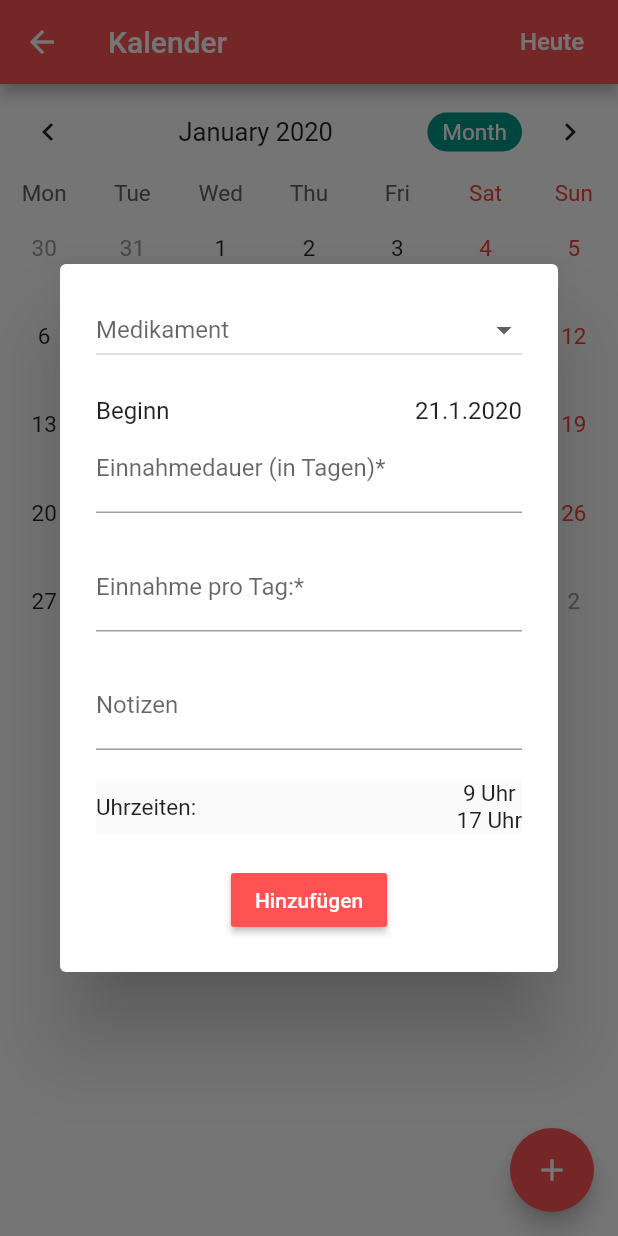
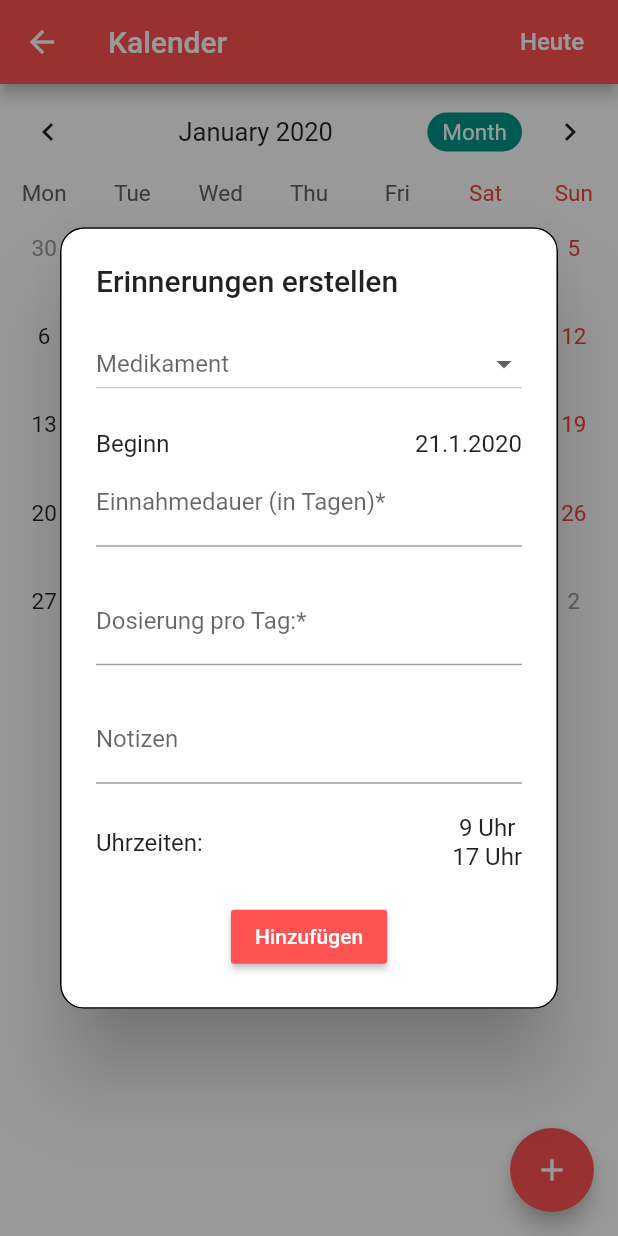
Before and after one commit to 97131004/Smart-Apotheke, a Flutter app: the Calendar screen opened directly, after a tap on the "add" icon, on a phone screen of 412 x 824 dp. Run offline on Flutter 3.47's test engine with Material 2 defaults, Android fonts, the phone set to English and light mode, and no system bars; drawn by our look-alikes of table_calendar; our stand-ins replace carousel_pro, connectivity, date_picker_timeline, flutter_html, flutter_local_notifications, fluttertoast and 5 more; missing offline and left inert: flutter_pagewise, google_maps_webservice, grouped_buttons, image_editor, mlkit, steel_crypt; accounts and stored records are empty.

Commit message:
change _formkey to local in _showDialog and add small Animation when click form  and calendar

```diff
--- a/lib/widgets/calendar.dart
+++ b/lib/widgets/calendar.dart
@@ -4,6 +4,8 @@ import 'package:flutter/rendering.dart';
 import 'package:maph_group3/util/helper.dart';
 import 'package:table_calendar/table_calendar.dart';
 import 'dart:convert';
+import 'dart:math' as math;
+import 'package:vector_math/vector_math.dart' as math2;
 
 import 'package:flutter_local_notifications/flutter_local_notifications.dart';
 
@@ -17,13 +19,15 @@ import 'package:maph_group3/data/med.dart';
 import 'package:date_picker_timeline/date_picker_timeline.dart';
 
 /// Page to show a Table Calendar. Here you can add the event for multiple day
-/// When you click button + on the right bottom you got a form
-/// The first field is a dropdow and a small text field, you can select existed Medical or wirte another Meidical
-/// The second field is selectedDay,you can change the beginday here,if you click on the day
-/// The next is for days, That means howlong will you be using the MEDICAL for yourself
-/// The text Dosierung = Dosage means that how should you use the medical
-/// Notizen is clearly, you can note somethings here
-/// Urzeiten: Heer you can select a Notification like medication reminders
+/// When you click button + on the right bottom you got a form.
+/// The first field is a dropdow and a small text field, you can select existed Medical or wirte another Meidical.
+/// The second field is selectedDay,you can change the beginday here,if you click on the day.
+/// The next is for days, That means howlong will you be using the MEDICAL for yourself.
+/// The text Dosierung = Dosage means that how should you use the medical.
+/// Notizen is clearly, you can note somethings here.
+/// Urzeiten: Heer you can select a Notification like medication reminders.
+/// Each Notification has a ID to control and has been working on just only hour.
+/// That works every day until you remove it.
 ///
 /// important referencens:
 /// https://pub.dev/packages/table_calendar
@@ -37,9 +41,7 @@ class Calendar extends StatefulWidget {
   }
 }
 
-class _CalendarState extends State<Calendar> {
-  /// For validator the input in form
-  final _formKey = GlobalKey<FormState>();
+class _CalendarState extends State<Calendar>  with SingleTickerProviderStateMixin{
 
   /// global variable for LocalNotificationPlugin
   FlutterLocalNotificationsPlugin flutterLocalNotificationsPlugin;
@@ -67,7 +69,10 @@ class _CalendarState extends State<Calendar> {
   ///  Storing Time for Notification
   List<int> _selectedTimes;
 
-  var beginDate;
+  /// variable to set selected Begin Day with your wish in the form
+  var _beginDate;
+  /// variable to be using amimation for table calendar and the form
+  AnimationController _animationController;
 
   @override
   void initState() {
@@ -79,6 +84,11 @@ class _CalendarState extends State<Calendar> {
     _stringCombination = "";
     flutterLocalNotificationsPlugin = new FlutterLocalNotificationsPlugin();
     initializeNotifications();
+    // Initialaziton for the Animation with 2 seconds and with [SingleTickerProviderStateMixin]
+    _animationController = AnimationController(
+      duration: Duration(seconds: 2),
+      vsync: this
+    )..forward();
   }
 
   /// Initialization a Notification for Android and IOS
@@ -228,7 +238,9 @@ class _CalendarState extends State<Calendar> {
           )
         ],
       ),
-      body: SingleChildScrollView(
+      body: AnimatedBuilder(
+        animation: _animationController,
+        child: SingleChildScrollView(
           child: Column(
             crossAxisAlignment: CrossAxisAlignment.start,
             children: <Widget>[
@@ -320,6 +332,12 @@ class _CalendarState extends State<Calendar> {
                 ),
               ),
             ],
+          ),
+        ),
+        builder: (context, child) => Transform.rotate(
+              child: child,
+              origin: Offset(50, 50),
+              angle: _animationController.value * 2.0 * math.pi
         ),
       ),
       floatingActionButton: FloatingActionButton(
@@ -428,17 +446,25 @@ class _CalendarState extends State<Calendar> {
   }
 
   // Handling when you clicked save on the form
-  _handelButtonSave(String actualSelectMed) async{
-    if (_formKey.currentState.validate()) {
+  _handelButtonSave(String actualSelectMed, GlobalKey<FormState> _formKey) async{
+    if (_formKey.currentState.validate() && actualSelectMed != null) {
       _formKey.currentState.save();
+
       _stringCombination = "Medikament: " + actualSelectMed +
           "\nDosierung: " +
           _dosage.text +
           "\nNote: " +
           _note.text;
+       setState(() {
+         _controller.setSelectedDay(_beginDate);
+       });
+        for (int i = 0; i < int.parse(_day_duration.text); i++) {
+          DateTime nextDay = _beginDate.add(new Duration(days: i));
 
-        for (int i = 0; i < int.parse(_day_duration.text); i++) {
-          DateTime nextDay = beginDate.add(new Duration(days: i));
+          setState(() {
+            _controller.setSelectedDay(nextDay);
+          });
+
           if (_events[nextDay] != null) {
             _events[nextDay].add(_stringCombination);
           } else {
@@ -454,7 +480,7 @@ class _CalendarState extends State<Calendar> {
                 _stringCombination.toString());
           }
         }
-       _controller.setSelectedDay(beginDate, runCallback: true);
+       _controller.setSelectedDay(_beginDate, runCallback: true);
     }
     _stringCombination = '';
     _dosage.text = '';
@@ -463,17 +489,30 @@ class _CalendarState extends State<Calendar> {
     Navigator.of(context).pop();
   }
 
-  /// Showing Dialog with a Form inside
+  /// Showing Dialog with a [showGeneralDialog] and then a [Form] inside
   _showAddDialog() {
     List<Med> medList = [];
+    // selected Medicin
     String actualSelectMed;
     medList.addAll(recentMeds);
-    beginDate = _controller.selectedDay;
+    _beginDate = _controller.selectedDay;
     bool isdatepicker = false;
-
-    showDialog(
+    /// local variable For validator the input in form
+    final _formKey = GlobalKey<FormState>();
+    showGeneralDialog(
         context: context,
-        builder: (context) => AlertDialog(content: StatefulBuilder(
+        pageBuilder: (context, anim1, anim2) {},
+        barrierDismissible: true,
+        barrierColor: Colors.black.withOpacity(0.4),
+        barrierLabel: '',
+        transitionBuilder: (context, anim1, anim2, child) {
+          return Transform.rotate(
+            angle: math2.radians(anim1.value * 360),
+            child:
+            AlertDialog(
+              shape: OutlineInputBorder(borderRadius: BorderRadius.circular(16.0)),
+              title: Text('Erinnerungen erstellen'),
+              content: StatefulBuilder(
                 builder: (BuildContext context, StateSetter setState) {
                   return Form(
                       key: _formKey,
@@ -555,11 +594,11 @@ class _CalendarState extends State<Calendar> {
                                       textAlign: TextAlign.left,
                                     ),
                                     Text(
-                                beginDate.day.toString() +
+                                        _beginDate.day.toString() +
                                             '.' +
-                                    beginDate.month.toString() +
+                                            _beginDate.month.toString() +
                                             '.' +
-                                    beginDate.year.toString(),
+                                            _beginDate.year.toString(),
                                         textAlign: TextAlign.right),
                                   ],
                                 ),
@@ -571,12 +610,12 @@ class _CalendarState extends State<Calendar> {
                               ),
                               isdatepicker
                                   ? DatePickerTimeline(
-                              beginDate,
+                                _beginDate,
                                 width: MediaQuery.of(context).size.width / 2,
                                 locale: 'de_DE',
                                 onDateChange: (date) {
                                   setState(() {
-                                  beginDate = date;
+                                    _beginDate = date;
                                   });
                                 },
                               )
@@ -601,7 +640,7 @@ class _CalendarState extends State<Calendar> {
                                   }
                                   return null;
                                 },
-                        decoration: InputDecoration(labelText: 'Einnahme pro Tag:*'),
+                                decoration: InputDecoration(labelText: 'Dosierung pro Tag:*'),
                                 controller: _dosage,
                               ),
                               SizedBox(height: 20),
@@ -610,11 +649,7 @@ class _CalendarState extends State<Calendar> {
                                 controller: _note,
                               ),
                               SizedBox(height: 20),
-                      AnimatedContainer(
-                        duration: Duration(seconds: 2),
-                        curve: Curves.easeIn,
-                        child: Material(
-                            child: InkWell(
+                              InkWell(
                                 child: Row(
                                   mainAxisAlignment: MainAxisAlignment.spaceBetween,
                                   children: <Widget>[
@@ -626,8 +661,6 @@ class _CalendarState extends State<Calendar> {
                                   _showMultiSelect(context);
                                 },
                               ),
-                        ),
-                      ),
                               SizedBox(height: 20),
                               RaisedButton(
                                 child: Text(
@@ -635,11 +668,16 @@ class _CalendarState extends State<Calendar> {
                                   style: TextStyle(color: Colors.white),
                                 ),
                                 onPressed: () async {
-                           await _handelButtonSave(actualSelectMed);
+                                  await _handelButtonSave(actualSelectMed, _formKey);
                                 },
                               ),
                             ],
                           )));
-            }))).then((_) => setState(() {}));
+                },
+            ),
+            ),
+          );
+        },
+        transitionDuration: Duration(milliseconds: 300)).then((_) => setState(() {}));
   }
 }
```
Lines whose indentation alone changed are shown as unchanged.
